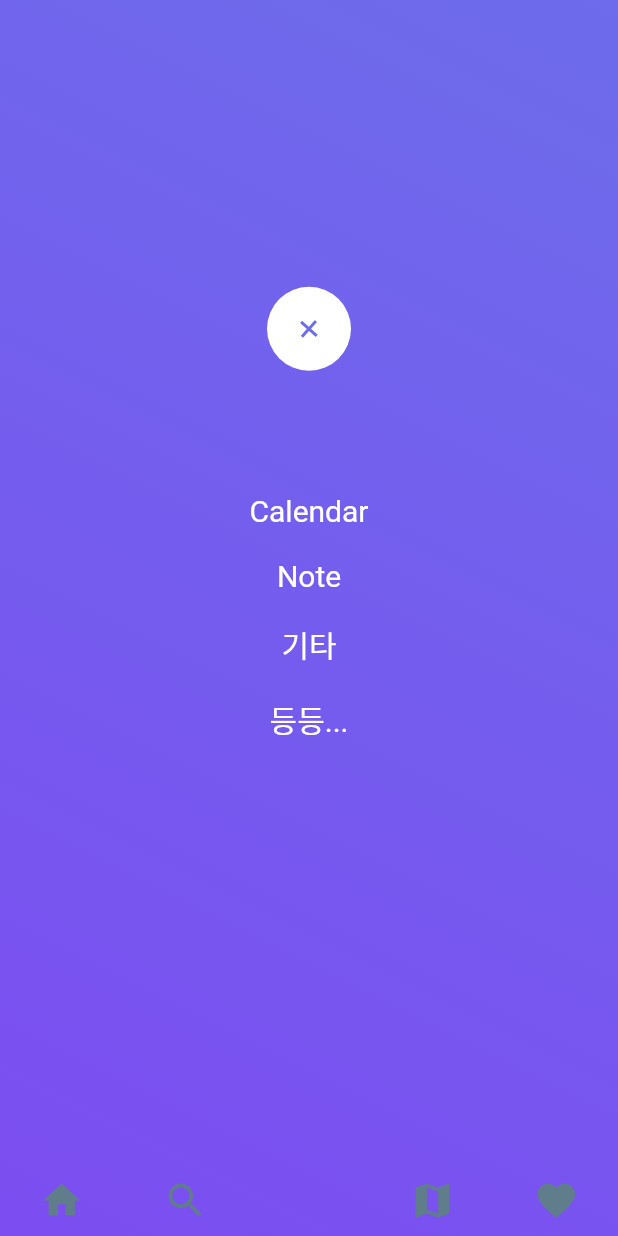
After one commit to Goorm-IT/NyanYumUniv, a Flutter app: the Test screen opened directly, after a tap on the "add" icon, on a phone screen of 412 x 824 dp. The commit adds this screen. Run offline on Flutter 3.47's test engine with Material 2 defaults, Android fonts, the phone set to English and light mode, and no system bars; our stand-ins replace page_transition, rxdart, shared_preferences, syncfusion_flutter_datepicker; missing offline and left inert: blinking_text, custom_check_box; accounts and stored records are empty.

Commit message:
Make TabBarAnimation & Start Making calendar

```diff
--- /dev/null
+++ b/lib/Widgets/Calendar.dart
@@ -0,0 +1,56 @@
+import 'package:deanora/Widgets/Widgets.dart';
+import 'package:flutter/material.dart';
+import 'package:intl/intl.dart';
+import 'package:syncfusion_flutter_datepicker/datepicker.dart';
+
+class Calendar extends StatefulWidget {
+  const Calendar({Key? key}) : super(key: key);
+
+  @override
+  _CalendarState createState() => _CalendarState();
+}
+
+class _CalendarState extends State<Calendar> {
+  String _selectedDate = '';
+  String _dateCount = '';
+  String _range = '';
+  String _rangeCount = '';
+  void _onSelectionChanged(DateRangePickerSelectionChangedArgs args) {
+    print(args);
+    if (args.value is PickerDateRange) {
+      _range =
+          DateFormat('dd/MM/yyyy').format(args.value.startDate).toString() +
+              ' - ' +
+              DateFormat('dd/MM/yyyy')
+                  .format(args.value.endDate ?? args.value.startDate)
+                  .toString();
+    } else if (args.value is DateTime) {
+      _selectedDate = args.value.toString();
+    } else if (args.value is List<DateTime>) {
+      _dateCount = args.value.length.toString();
+    } else {
+      _rangeCount = args.value.length.toString();
+    }
+  }
+
+  @override
+  Widget build(BuildContext context) {
+    return Scaffold(
+      body: SfDateRangePicker(
+        monthCellStyle: DateRangePickerMonthCellStyle(
+          cellDecoration: BoxDecoration(
+              color: Colors.blueGrey.withOpacity(0.4),
+              border: Border.all(color: Colors.red, width: 1),
+              shape: BoxShape.circle),
+        ),
+        backgroundColor: Colors.blueGrey,
+        todayHighlightColor: Colors.white.withOpacity(0),
+        onSelectionChanged: _onSelectionChanged,
+        selectionMode: DateRangePickerSelectionMode.range,
+        initialSelectedRange: PickerDateRange(
+            DateTime.now().subtract(const Duration(days: 4)),
+            DateTime.now().add(const Duration(days: 3))),
+      ),
+    );
+  }
+}
--- /dev/null
+++ b/lib/Widgets/MenuTabBar.dart
@@ -0,0 +1,327 @@
+import 'package:flutter/material.dart';
+import 'package:rxdart/rxdart.dart';
+
+class MenuTabBar extends StatefulWidget {
+  final Widget child;
+  final Color colorMenuIconDefault;
+  final Color colorMenuIconActivated;
+  final Color backgroundMenuIconDefault;
+  final Color backgroundMenuIconActivated;
+  final Color background;
+  final List<IconButton> iconButtons;
+
+  MenuTabBar(
+      {required this.child,
+      this.background = Colors.blue,
+      required this.iconButtons,
+      this.colorMenuIconActivated = Colors.blue,
+      this.colorMenuIconDefault = Colors.white,
+      this.backgroundMenuIconActivated = Colors.white,
+      this.backgroundMenuIconDefault = Colors.blue})
+      : assert(iconButtons != null &&
+            iconButtons.length > 1 &&
+            iconButtons.length % 2 == 0 &&
+            child != null);
+
+  _MenuTabBar createState() => _MenuTabBar();
+}
+
+class _MenuTabBar extends State<MenuTabBar> with TickerProviderStateMixin {
+  //-1 button is quiet
+  //0 button is moving
+  //1 button is activated
+  late BehaviorSubject<int> _isActivated;
+  late BehaviorSubject<double> _positionButton;
+  late PublishSubject<double> _opacity;
+  late AnimationController _animationControllerUp;
+  late AnimationController _animationControllerDown;
+  late AnimationController _animationControllerRotate;
+  late Animation<double> _animationUp;
+  late Animation<double> _animationDown;
+  late Animation<double> _animationRotate;
+  late final void Function() _listenerDown;
+  late final void Function() _listenerUp;
+
+  @override
+  initState() {
+    super.initState();
+
+    _isActivated = new BehaviorSubject.seeded(-1);
+    _opacity = new PublishSubject<double>();
+    _positionButton = new BehaviorSubject.seeded(10);
+
+    _animationControllerUp = new AnimationController(
+        vsync: this, duration: Duration(milliseconds: 500));
+    _animationControllerDown = new AnimationController(
+        vsync: this, duration: Duration(milliseconds: 500));
+    _animationControllerRotate = new AnimationController(
+        vsync: this, duration: Duration(milliseconds: 500));
+
+    _animationRotate = new Tween<double>(begin: 0, end: 2.3).animate(
+        new CurvedAnimation(
+            parent: _animationControllerRotate, curve: Curves.ease));
+
+    _listenerUp = () {
+      _opacity.sink.add(1.0);
+      _positionButton.sink.add(_animationUp.value);
+    };
+    _animationControllerUp.addListener(_listenerUp);
+
+    _listenerDown = () {
+      _positionButton.sink.add(_animationDown.value);
+    };
+    _animationControllerDown.addListener(_listenerDown);
+  }
+
+  List<Widget> _buildMenuIcons() {
+    List<Widget> icons = [];
+
+    for (var i = 0; i < widget.iconButtons.length; i++) {
+      if (i == widget.iconButtons.length / 2) {
+        icons.add(new Container(
+            width: MediaQuery.of(context).size.width /
+                (widget.iconButtons.length + 1),
+            height: 0));
+      }
+      icons.add(new Container(
+          width: MediaQuery.of(context).size.width /
+              (widget.iconButtons.length + 1),
+          child: widget.iconButtons[i]));
+    }
+
+    return icons;
+  }
+
+  void _calculateOpacity(double dy) {
+    var opacity = (MediaQuery.of(context).size.height - dy) /
+        (MediaQuery.of(context).size.height * 0.3 - 60);
+    if (opacity >= 0 && opacity <= 1) _opacity.sink.add(opacity);
+  }
+
+  void _updateButtonPosition(double dy) {
+    var position = (MediaQuery.of(context).size.height - dy);
+
+    if (position > 0) _positionButton.sink.add(position);
+
+    _animationUp = new Tween<double>(
+            begin: position, end: MediaQuery.of(context).size.height * 0.7)
+        .animate(new CurvedAnimation(
+            parent: _animationControllerUp, curve: Curves.ease));
+    _animationDown = new Tween<double>(begin: position, end: 10).animate(
+        new CurvedAnimation(
+            parent: _animationControllerDown, curve: Curves.ease));
+  }
+
+  void _moveButtonDown() {
+    _animationControllerDown.forward().whenComplete(() {
+      _animationControllerDown.removeListener(_listenerDown);
+      _animationControllerDown.reset();
+      _animationDown.addListener(_listenerDown);
+    });
+
+    _animationControllerRotate.reverse();
+    _isActivated.sink.add(-1);
+  }
+
+  void _moveButtonUp() {
+    _animationControllerUp.forward().whenComplete(() {
+      _animationControllerUp.removeListener(_listenerUp);
+      _animationControllerUp.reset();
+      _animationUp.addListener(_listenerUp);
+    });
+
+    _animationControllerRotate.forward();
+    _isActivated.sink.add(1);
+  }
+
+  void _movementCancel(double dy) {
+    if ((MediaQuery.of(context).size.height - dy) <
+        MediaQuery.of(context).size.height * 0.3) {
+      _moveButtonDown();
+    } else {
+      _moveButtonUp();
+    }
+  }
+
+  void _finishedMovement(double dy) {
+    if ((MediaQuery.of(context).size.height - dy).round() ==
+        (MediaQuery.of(context).size.height * 0.3).round())
+      _isActivated.sink.add(1);
+  }
+
+  @override
+  Widget build(BuildContext context) {
+    return new Stack(children: <Widget>[
+      new Stack(children: <Widget>[
+        new StreamBuilder(
+            stream: _isActivated.stream,
+            builder: (context, AsyncSnapshot<int> snapshot) {
+              return snapshot.data == -1
+                  ? new Container(height: 0, width: 0)
+                  : new StreamBuilder(
+                      initialData: 0.0,
+                      stream: _opacity.stream,
+                      builder: (context, AsyncSnapshot<double> snapshot) {
+                        return new Opacity(
+                            opacity: snapshot.data ?? 0,
+                            child: new StreamBuilder(
+                                initialData: 0.0,
+                                stream: _positionButton.stream,
+                                builder:
+                                    (context, AsyncSnapshot<double> snapshot) {
+                                  var positon = snapshot.data! >=
+                                          MediaQuery.of(context).size.height *
+                                              0.3
+                                      ? (MediaQuery.of(context).size.height *
+                                              0.3) -
+                                          (snapshot.data! -
+                                              (MediaQuery.of(context)
+                                                      .size
+                                                      .height *
+                                                  0.3))
+                                      : snapshot.data;
+                                  return new ClipPath(
+                                      clipper: ContainerClipper(positon!),
+                                      child: new Container(
+                                        width: double.infinity,
+                                        height:
+                                            MediaQuery.of(context).size.height,
+                                        //color:background
+                                        decoration: BoxDecoration(
+                                          gradient: LinearGradient(
+                                              begin: Alignment.topRight,
+                                              end: Alignment.bottomLeft,
+                                              colors: <Color>[
+                                                Color(0xff6D6CEB),
+                                                Color(0xff7C4DF1)
+                                              ]),
+                                        ),
+                                      ));
+                                }));
+                      });
+            }),
+        new Align(
+          alignment: Alignment.bottomCenter,
+          child: new Row(
+              mainAxisAlignment: MainAxisAlignment.spaceAround,
+              crossAxisAlignment: CrossAxisAlignment.center,
+              children: _buildMenuIcons()),
+        ),
+        new Align(
+            alignment: Alignment.bottomCenter,
+            child: new Row(
+                mainAxisAlignment: MainAxisAlignment.center,
+                crossAxisAlignment: CrossAxisAlignment.center,
+                children: <Widget>[
+                  new Listener(
+                      onPointerDown: (c) {
+                        _isActivated.sink.add(0);
+                      },
+                      onPointerUp: (event) {
+                        _movementCancel(event.position.dy);
+                      },
+                      onPointerMove: (event) async {
+                        _updateButtonPosition(event.position.dy);
+                        _calculateOpacity(event.position.dy);
+                        _finishedMovement(event.position.dy);
+                      },
+                      child: new StreamBuilder(
+                          stream: _positionButton.stream,
+                          initialData: 10.0,
+                          builder: (context, AsyncSnapshot snapshot) {
+                            return new Padding(
+                                padding: EdgeInsets.only(bottom: snapshot.data),
+                                child: new StreamBuilder(
+                                    stream: _isActivated.stream,
+                                    builder: (context, AsyncSnapshot snapshot) {
+                                      return new FloatingActionButton(
+                                          elevation: 0,
+                                          onPressed: () {
+                                            _updateButtonPosition(0);
+                                            if (_isActivated.stream.value ==
+                                                1) {
+                                              _moveButtonDown();
+                                            } else {
+                                              _moveButtonUp();
+                                            }
+                                          },
+                                          child: new Transform.rotate(
+                                              angle: _animationRotate.value,
+                                              child: new Icon(Icons.add,
+                                                  color: snapshot.data == -1
+                                                      ? widget
+                                                          .colorMenuIconDefault
+                                                      //: widget.colorMenuIconActivated)),
+                                                      : Color(0xff6D6CEB))),
+                                          backgroundColor: snapshot.data == -1
+                                              // ? widget.backgroundMenuIconDefault
+                                              ? Color(0xff6D6CEB)
+                                              : widget
+                                                  .backgroundMenuIconActivated);
+                                    }));
+                          }))
+                ])),
+        new Align(
+          alignment: Alignment.topCenter,
+          child: new StreamBuilder(
+              stream: _isActivated.stream,
+              builder: (context, AsyncSnapshot<int> snapshot) {
+                return snapshot.data == 1
+                    ? new Padding(
+                        padding: EdgeInsets.only(top: 0), child: widget.child)
+                    : new Container(width: 0, height: 0);
+              }),
+        )
+      ])
+    ]);
+  }
+
+  @override
+  void dispose() {
+    _isActivated.close();
+    _positionButton.close();
+    _opacity.close();
+    super.dispose();
+  }
+}
+
+class MenuTabBarItem extends StatelessWidget {
+  final Text label;
+  final void Function() onTap;
+
+  MenuTabBarItem({required this.label, required this.onTap})
+      : assert(label != null);
+
+  @override
+  Widget build(BuildContext context) {
+    return new GestureDetector(child: this.label, onTap: this.onTap);
+  }
+}
+
+class ContainerClipper extends CustomClipper<Path> {
+  final double dy;
+  ContainerClipper(this.dy);
+
+  @override
+  Path getClip(Size size) {
+    Path path = Path();
+    path.lineTo(0.0, 0.0);
+    path.lineTo(0.0, size.height);
+    if (dy > -20)
+      path.quadraticBezierTo((size.width / 2) - 28, size.height - 20,
+          size.width / 2, size.height - dy - 56);
+    path.lineTo(size.width / 2, size.height - (dy == 0 ? 0 : (dy + 56)));
+    if (dy > -20)
+      path.quadraticBezierTo(
+          (size.width / 2) + 28, size.height - 20, size.width, size.height);
+    path.lineTo(size.width, size.height);
+    path.lineTo(size.width, 0);
+    path.lineTo(0.0, 0.0);
+    return path;
+  }
+
+  @override
+  bool shouldReclip(CustomClipper<Path> oldClipper) {
+    return true;
+  }
+}
--- a/lib/main.dart
+++ b/lib/main.dart
@@ -1,9 +1,11 @@
+import 'package:deanora/Widgets/Calendar.dart';
 import 'package:deanora/Widgets/Tutorial.dart';
 import 'package:deanora/Widgets/Widgets.dart';
 import 'package:deanora/crawl/crawl.dart';
 import 'package:deanora/crawl/customException.dart';
 import 'package:deanora/screen/MyLogin.dart';
 import 'package:deanora/screen/MyClass.dart';
+import 'package:deanora/screen/Test.dart';
 import 'package:flutter/material.dart';
 import 'package:page_transition/page_transition.dart';
 import 'dart:async';
@@ -33,7 +35,7 @@ class _MyAppState extends State<MyApp> {
             primaryColor: Colors.black,
             accentColor: Colors.white),
         debugShowCheckedModeBanner: false,
-        home: Cover());
+        home: Calendar());
   }
 }
 
--- /dev/null
+++ b/lib/screen/Test.dart
@@ -0,0 +1,62 @@
+import 'package:deanora/Widgets/MenuTabBar.dart';
+import 'package:flutter/material.dart';
+
+class Test extends StatefulWidget {
+  @override
+  _Test createState() => _Test();
+}
+
+class _Test extends State<Test> {
+  @override
+  Widget build(BuildContext context) {
+    return Scaffold(
+        body: new SafeArea(
+            child: new Stack(children: <Widget>[
+      new Center(
+          child: new Text("Test",
+              style:
+                  TextStyle(color: Colors.blue, fontWeight: FontWeight.bold))),
+      new MenuTabBar(
+        background: Color(0xff8C65EC),
+        iconButtons: [
+          new IconButton(
+              color: Colors.blueGrey,
+              icon: new Icon(Icons.home, size: 30),
+              onPressed: () {}),
+          new IconButton(
+              color: Colors.blueGrey,
+              icon: new Icon(Icons.search, size: 30),
+              onPressed: () {}),
+          new IconButton(
+              color: Colors.blueGrey,
+              icon: new Icon(Icons.map, size: 30),
+              onPressed: () {}),
+          new IconButton(
+              color: Colors.blueGrey,
+              icon: new Icon(Icons.favorite, size: 30),
+              onPressed: () {}),
+        ],
+        child: new Column(
+            mainAxisAlignment: MainAxisAlignment.center,
+            children: <Widget>[
+              new Container(
+                  child: new Text("Calendar",
+                      style: TextStyle(color: Colors.white, fontSize: 20)),
+                  margin: EdgeInsets.all(10)),
+              new Container(
+                  child: new Text("Note",
+                      style: TextStyle(color: Colors.white, fontSize: 20)),
+                  margin: EdgeInsets.all(10)),
+              new Container(
+                  child: new Text("기타",
+                      style: TextStyle(color: Colors.white, fontSize: 20)),
+                  margin: EdgeInsets.all(10)),
+              new Container(
+                  child: new Text("등등...",
+                      style: TextStyle(color: Colors.white, fontSize: 20)),
+                  margin: EdgeInsets.all(10))
+            ]),
+      )
+    ])));
+  }
+}
--- a/pubspec.yaml
+++ b/pubspec.yaml
@@ -31,7 +31,8 @@ dependencies:
   intl: ^0.17.0
   custom_check_box: 0.0.4
   blinking_text: 1.0.1+2
-
+  rxdart: 0.27.2
+  syncfusion_flutter_datepicker: 19.2.62
   # The following adds the Cupertino Icons font to your application.
   # Use with the CupertinoIcons class for iOS style icons.
   cupertino_icons: ^1.0.2
```
Also changed, not shown: pubspec.lock.
